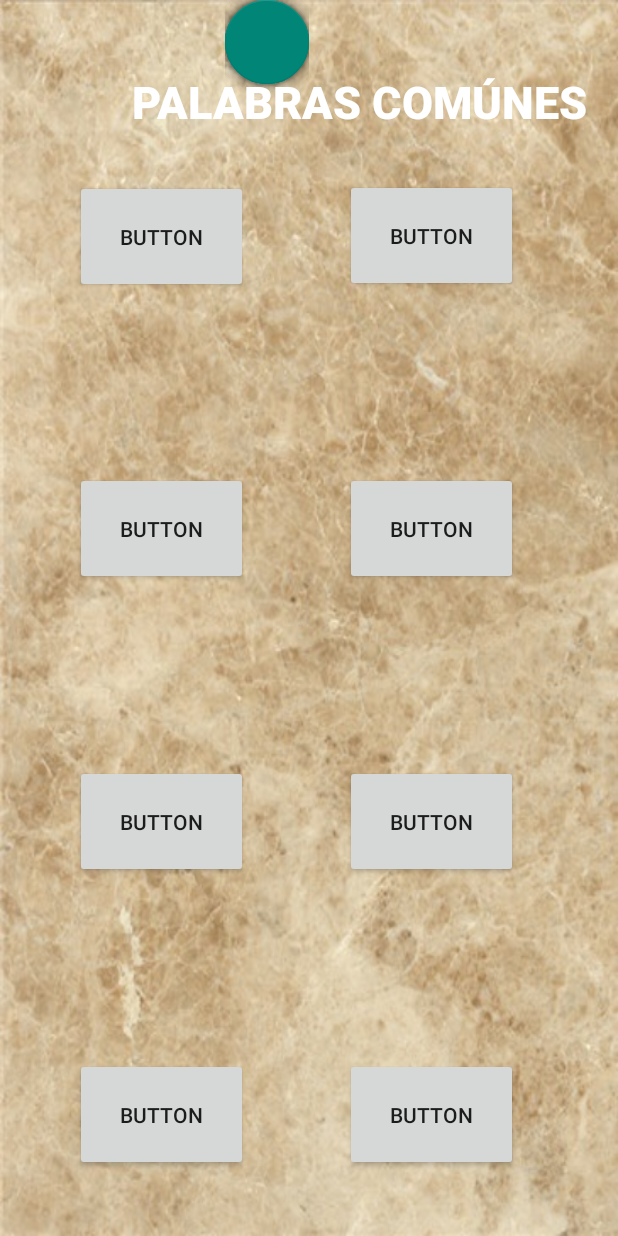
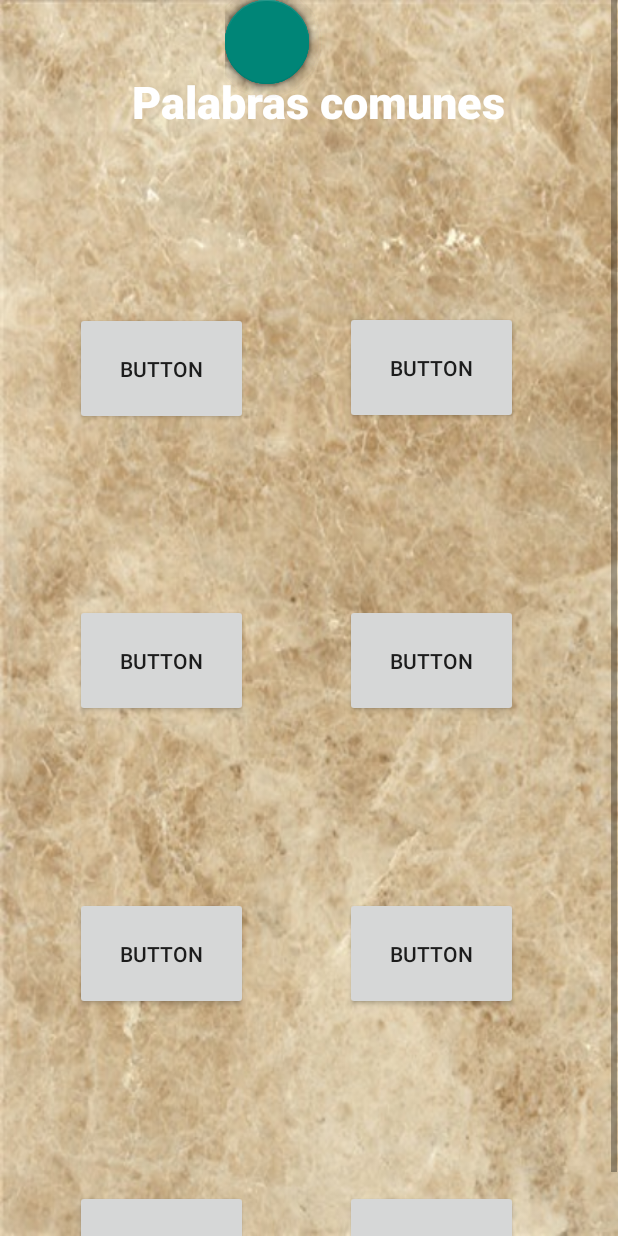
Before and after one commit to marijoip/ProyectoFinal, an Android app: the P_Comunes screen opened directly, with no data from a screen before it, on a phone screen of 412 x 824 dp. Run offline under Robolectric (Android 15) with nearby library versions, the phone set to English and light mode, and no system bars; plain views replace FloatingActionButton, FloatingActionMenu.

Commit message:
solucion de botones que echo a pérder emma

```diff
--- a/app/src/main/res/layout/pcomunes_main.xml
+++ b/app/src/main/res/layout/pcomunes_main.xml
@@ -12,6 +12,19 @@
             android:layout_width="wrap_content"
             android:layout_height="wrap_content"
             android:orientation="vertical">
+
+            <TextView
+                android:id="@+id/textView2"
+                android:layout_width="wrap_content"
+                android:layout_height="wrap_content"
+                android:layout_alignParentStart="true"
+                android:layout_alignParentTop="true"
+                android:layout_marginStart="88dp"
+                android:layout_marginTop="47dp"
+                android:fontFamily="sans-serif-black"
+                android:text="Palabras comunes"
+                android:textColor="@android:color/white"
+                android:textSize="30sp" />
 
             <Button
                 android:id="@+id/button2"
@@ -81,7 +94,7 @@
     </ScrollView>
     <com.github.clans.fab.FloatingActionMenu
         android:id="@+id/material_design_android_floating_action_menu"
-        android:layout_width="wrap_content"
+        android:layout_width="226dp"
         android:layout_height="match_parent"
         android:layout_alignParentEnd="true"
         android:layout_alignParentRight="true"
@@ -89,6 +102,7 @@
         android:layout_marginLeft="150dp"
         android:layout_marginRight="11dp"
         android:layout_marginBottom="11dp"
+
         fab:menu_animationDelayPerItem="55"
         fab:menu_backgroundColor="@android:color/transparent"
         fab:menu_buttonSpacing="0dp"
@@ -125,59 +139,49 @@
             android:layout_width="wrap_content"
             android:layout_height="wrap_content"
             android:onClick="pcuerpoIntent"
-            fab:fab_colorNormal="@android:color/holo_purple"
+            fab:fab_colorNormal="#D770E9"
             fab:fab_label="Partes del cuerpo"
             fab:fab_size="mini" />
+
 
         <com.github.clans.fab.FloatingActionButton
             android:id="@+id/Abecedario"
             android:layout_width="wrap_content"
             android:layout_height="wrap_content"
             android:onClick="AbecedarioIntent"
-            fab:fab_colorNormal="@android:color/holo_red_dark"
+            fab:fab_colorNormal="#FF699F"
             fab:fab_label="Abecedario"
             fab:fab_size="mini" />
-
 
         <com.github.clans.fab.FloatingActionButton
             android:id="@+id/Animales"
             android:layout_width="wrap_content"
             android:layout_height="wrap_content"
-            fab:fab_colorNormal="?attr/colorError"
+            android:onClick="AnimalesIntent"
+            fab:fab_colorNormal="#EC4949"
             fab:fab_label="Animales"
-            android:onClick="AnimalesIntent"
             fab:fab_size="mini" />
+
 
         <com.github.clans.fab.FloatingActionButton
             android:id="@+id/Numeros"
             android:layout_width="wrap_content"
             android:layout_height="wrap_content"
             android:onClick="NumerosIntent"
-            fab:fab_colorNormal="#00B0FF"
+            fab:fab_colorNormal="#62BAFD"
             fab:fab_label="Números"
             fab:fab_size="mini" />
-
 
         <com.github.clans.fab.FloatingActionButton
             android:id="@+id/Colores"
             android:layout_width="wrap_content"
             android:layout_height="wrap_content"
             android:onClick="ColoresIntent"
-            fab:fab_colorNormal="@android:color/holo_green_light"
+            fab:fab_colorNormal="#67D66C"
             fab:fab_label="Colores"
             fab:fab_size="mini" />
+
+
     </com.github.clans.fab.FloatingActionMenu>
 
-    <TextView
-        android:id="@+id/textView2"
-        android:layout_width="wrap_content"
-        android:layout_height="wrap_content"
-        android:layout_alignParentStart="true"
-        android:layout_alignParentTop="true"
-        android:layout_marginStart="88dp"
-        android:layout_marginTop="47dp"
-        android:fontFamily="sans-serif-black"
-        android:text="PALABRAS COMÚNES"
-        android:textColor="@android:color/white"
-        android:textSize="30sp" />
 </android.support.design.widget.CoordinatorLayout>
```
Also changed, not shown: app/src/main/res/layout/abecedario_main.xml (+5 -5 lines), app/src/main/res/layout/activity_main.xml (+13 -11 lines), app/src/main/res/layout/colores_main.xml (+11 -13 lines), app/src/main/res/layout/numeros_main.xml (+10 -10 lines), app/src/main/res/layout/pcuerpo_main.xml (+21 -20 lines).
